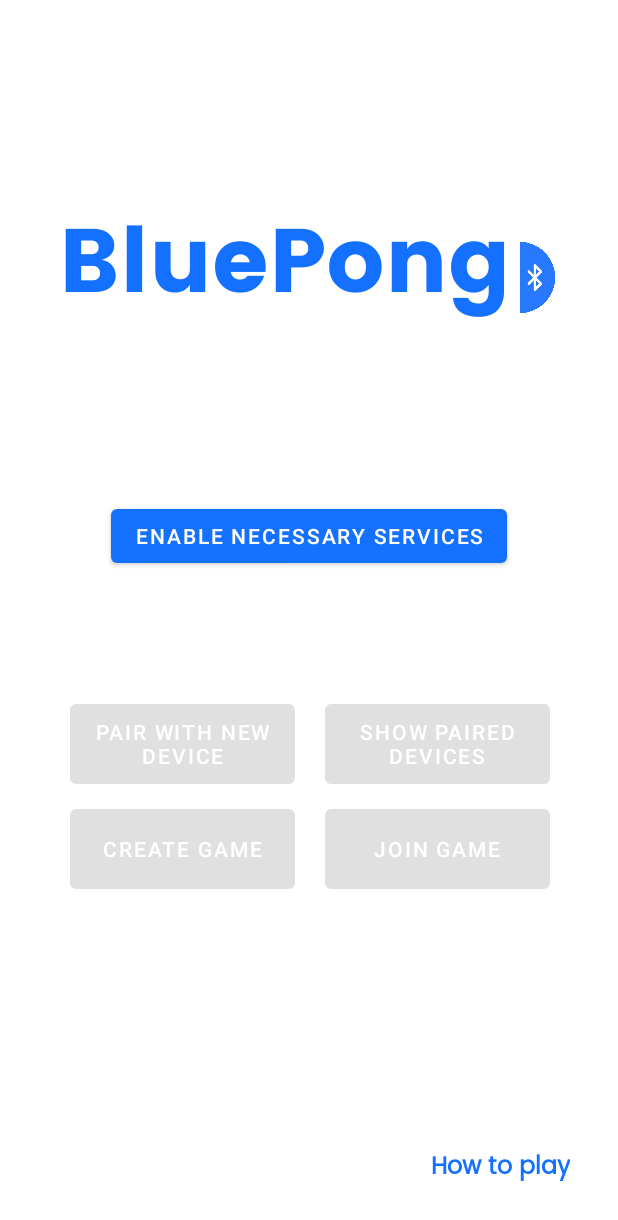
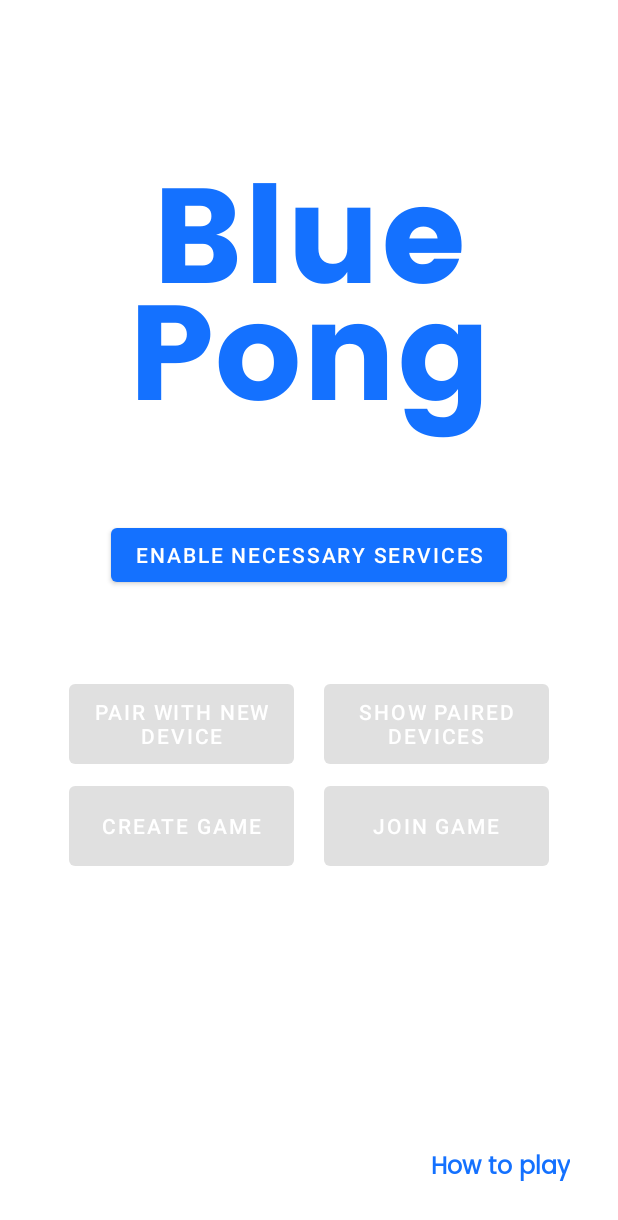
Before and after one commit to JanMiskovic/Blue-Pong, an Android app: the MainActivity screen opened directly, with no data from a screen before it, on a phone screen of 412 x 824 dp. Shown: the top 1220 px of the screen. Run offline under Robolectric (Android 15) with nearby library versions, the phone set to English and light mode, and no system bars.

Commit message:
Work in progress 8

```diff
--- a/app/src/main/java/sk/ukf/bluepong/GameActivity.java
+++ b/app/src/main/java/sk/ukf/bluepong/GameActivity.java
@@ -6,6 +6,11 @@ import android.content.Intent;
 import android.os.Bundle;
 
 public class GameActivity extends AppCompatActivity {
+
+    public static final int CONNECTED = 0;
+    public static final int ACCEPTED = 1;
+    public static final int MESSAGE_READ = 2;
+    public static final int MESSAGE_WRITE = 3;
 
     private Game game;
     private static boolean isHost;
@@ -19,6 +24,7 @@ public class GameActivity extends AppCompatActivity {
         isHost = intent.getBooleanExtra("isHost", true);
 
         game = findViewById(R.id.gameView);
+        if (!isHost) game.setRotation(180);
     }
 
     public static boolean getIsHost() { return isHost; }
--- a/app/src/main/java/sk/ukf/bluepong/Paddle.java
+++ b/app/src/main/java/sk/ukf/bluepong/Paddle.java
@@ -9,4 +9,9 @@ public class Paddle {
         this.x = x;
         this.y = y;
     }
+
+    public int getX() { return x; }
+    public int getY() { return y; }
+    public void setX(int x) { this.x = x; }
+    public void setY(int y) { this.y = y; }
 }
--- a/app/src/main/res/layout/activity_main.xml
+++ b/app/src/main/res/layout/activity_main.xml
@@ -7,34 +7,90 @@
     tools:context=".MainActivity">
 
     <LinearLayout
+        android:id="@+id/linearLayout2"
+        android:layout_width="wrap_content"
+        android:layout_height="wrap_content"
+        android:layout_marginTop="56dp"
+        android:orientation="horizontal"
+        app:layout_constraintEnd_toEndOf="parent"
+        app:layout_constraintStart_toStartOf="parent"
+        app:layout_constraintTop_toBottomOf="@+id/servicesButton">
+
+        <Button
+            android:id="@+id/pairButton"
+            android:layout_width="150dp"
+            android:layout_height="65dp"
+            android:onClick="startPairActivity"
+            android:text="@string/pair_button"
+            android:textColor="@color/white" />
+
+        <Button
+            android:id="@+id/showPairedButton"
+            android:layout_width="150dp"
+            android:layout_height="65dp"
+            android:layout_marginStart="20dp"
+            android:onClick="startShowPairedActivity"
+            android:text="@string/show_paired_button"
+            android:textColor="@color/white" />
+
+    </LinearLayout>
+
+    <TextView
+        android:id="@+id/title"
+        android:layout_width="wrap_content"
+        android:layout_height="wrap_content"
+        android:fontFamily="@font/poppins_bold"
+        android:lineSpacingExtra="-70dp"
+        android:text="@string/app_title"
+        android:textAlignment="center"
+        android:textColor="?attr/colorPrimary"
+        android:textSize="90sp"
+        app:layout_constraintBottom_toBottomOf="parent"
+        app:layout_constraintEnd_toEndOf="parent"
+        app:layout_constraintStart_toStartOf="parent"
+        app:layout_constraintTop_toTopOf="parent"
+        app:layout_constraintVertical_bias="0.147" />
+
+    <Button
+        android:id="@+id/servicesButton"
+        android:layout_width="wrap_content"
+        android:layout_height="wrap_content"
+        android:layout_marginTop="32dp"
+        android:onClick="enableServices"
+        android:text="@string/enable_services"
+        android:textColor="@color/white"
+        app:layout_constraintEnd_toEndOf="parent"
+        app:layout_constraintStart_toStartOf="parent"
+        app:layout_constraintTop_toBottomOf="@+id/title" />
+
+    <LinearLayout
         android:id="@+id/linearLayout"
         android:layout_width="wrap_content"
         android:layout_height="wrap_content"
-        android:gravity="center"
         android:orientation="horizontal"
         app:layout_constraintBottom_toBottomOf="parent"
         app:layout_constraintEnd_toEndOf="parent"
-        app:layout_constraintHorizontal_bias="0.489"
         app:layout_constraintStart_toStartOf="parent"
-        app:layout_constraintTop_toTopOf="parent"
-        app:layout_constraintVertical_bias="0.176">
+        app:layout_constraintTop_toBottomOf="@+id/linearLayout2"
+        app:layout_constraintVertical_bias="0.01">
 
-        <TextView
-            android:id="@+id/title"
-            android:layout_width="wrap_content"
-            android:layout_height="wrap_content"
-            android:fontFamily="@font/poppins_bold"
-            android:text="@string/app_name"
-            android:textColor="?attr/colorPrimary"
-            android:textSize="60sp" />
+        <Button
+            android:id="@+id/createButton"
+            android:layout_width="150dp"
+            android:layout_height="65dp"
+            android:layout_weight="1"
+            android:onClick="startServer"
+            android:text="@string/create_server_button"
+            android:textColor="@color/white" />
 
-        <ImageView
-            android:id="@+id/logo"
-            android:layout_width="30dp"
-            android:layout_height="50dp"
-            android:layout_marginTop="8dp"
-            android:contentDescription="@string/app_name"
-            app:srcCompat="@drawable/bluetooth" />
+        <Button
+            android:id="@+id/joinButton"
+            android:layout_width="150dp"
+            android:layout_height="65dp"
+            android:layout_marginStart="20dp"
+            android:layout_weight="1"
+            android:text="@string/join_server_button"
+            android:textColor="@color/white" />
 
     </LinearLayout>
 
@@ -57,80 +113,4 @@
         app:layout_constraintTop_toTopOf="parent"
         app:layout_constraintVertical_bias="0.959" />
 
-    <Button
-        android:id="@+id/servicesButton"
-        android:layout_width="wrap_content"
-        android:layout_height="wrap_content"
-        android:layout_marginTop="8dp"
-        android:onClick="enableServices"
-        android:text="@string/enable_services"
-        android:textColor="@color/white"
-        app:layout_constraintBottom_toBottomOf="parent"
-        app:layout_constraintEnd_toEndOf="parent"
-        app:layout_constraintStart_toStartOf="parent"
-        app:layout_constraintTop_toBottomOf="@+id/linearLayout"
-        app:layout_constraintVertical_bias="0.182" />
-
-    <LinearLayout
-        android:id="@+id/linearLayout2"
-        android:layout_width="wrap_content"
-        android:layout_height="wrap_content"
-        android:orientation="horizontal"
-        app:layout_constraintBottom_toBottomOf="parent"
-        app:layout_constraintEnd_toEndOf="parent"
-        app:layout_constraintHorizontal_bias="0.505"
-        app:layout_constraintStart_toStartOf="parent"
-        app:layout_constraintTop_toBottomOf="@+id/servicesButton"
-        app:layout_constraintVertical_bias="0.217">
-
-        <Button
-            android:id="@+id/pairButton"
-            android:layout_width="150dp"
-            android:layout_height="65dp"
-            android:onClick="startPairActivity"
-            android:text="@string/pair_button"
-            android:textColor="@color/white" />
-
-        <Button
-            android:id="@+id/showPairedButton"
-            android:layout_width="150dp"
-            android:layout_height="65dp"
-            android:layout_marginStart="20dp"
-            android:onClick="startShowPairedActivity"
-            android:text="@string/show_paired_button"
-            android:textColor="@color/white" />
-
-    </LinearLayout>
-
-    <LinearLayout
-        android:layout_width="wrap_content"
-        android:layout_height="wrap_content"
-        android:orientation="horizontal"
-        app:layout_constraintBottom_toBottomOf="parent"
-        app:layout_constraintEnd_toEndOf="parent"
-        app:layout_constraintHorizontal_bias="0.505"
-        app:layout_constraintStart_toStartOf="parent"
-        app:layout_constraintTop_toBottomOf="@+id/linearLayout2"
-        app:layout_constraintVertical_bias="0.01999998">
-
-        <Button
-            android:id="@+id/createButton"
-            android:layout_width="150dp"
-            android:layout_height="65dp"
-            android:layout_weight="1"
-            android:onClick="startServer"
-            android:text="@string/create_server_button"
-            android:textColor="@color/white" />
-
-        <Button
-            android:id="@+id/joinButton"
-            android:layout_width="150dp"
-            android:layout_height="65dp"
-            android:layout_marginStart="20dp"
-            android:layout_weight="1"
-            android:text="@string/join_server_button"
-            android:textColor="@color/white" />
-
-    </LinearLayout>
-
 </androidx.constraintlayout.widget.ConstraintLayout>
--- a/app/src/main/res/values/strings.xml
+++ b/app/src/main/res/values/strings.xml
@@ -1,5 +1,6 @@
 <resources>
     <string name="app_name">BluePong</string>
+    <string name="app_title">Blue\nPong</string>
     <string name="guide_button">How to play</string>
     <string name="tutorial">
         1. Make sure that necessary services are turned on (Bluetooth / GPS for pairing).\n\n
```
Also changed, not shown: app/src/main/java/sk/ukf/bluepong/ConnectedThread.java (added, +74 -0 lines), app/src/main/java/sk/ukf/bluepong/ConnectingThread.java (added, +64 -0 lines), app/src/main/java/sk/ukf/bluepong/Game.java (+45 -9 lines), app/src/main/res/drawable-v24/ic_launcher_foreground.xml (deleted, +0 -30 lines), app/src/main/res/drawable/ic_launcher_background.xml (deleted, +0 -170 lines).
